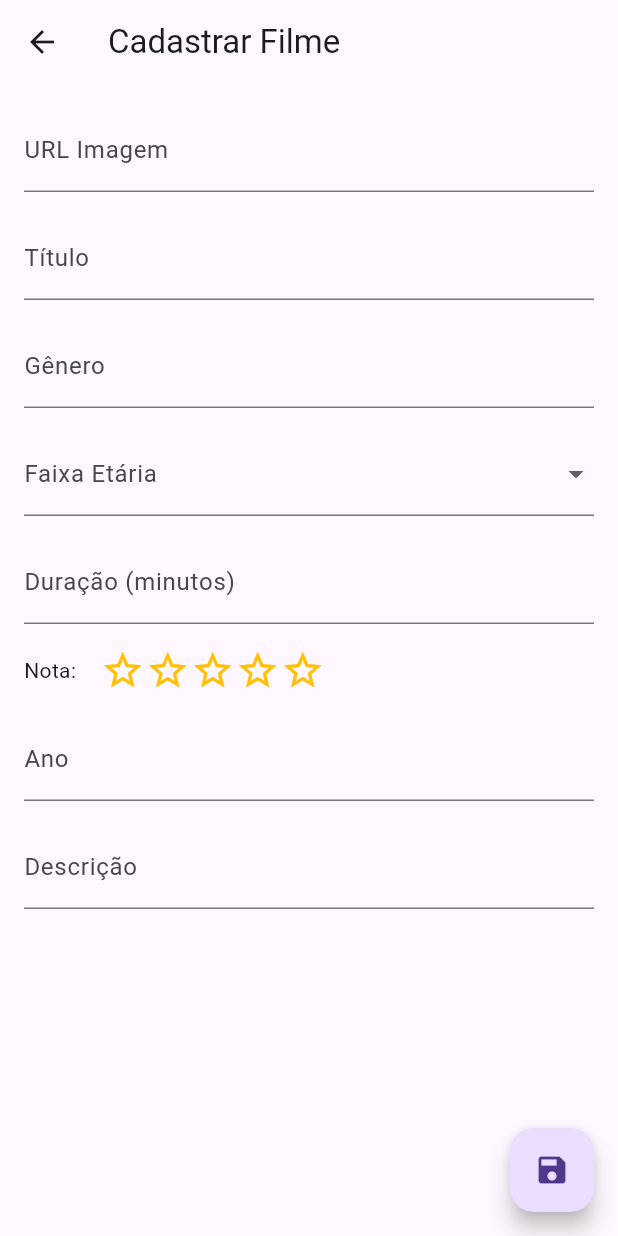
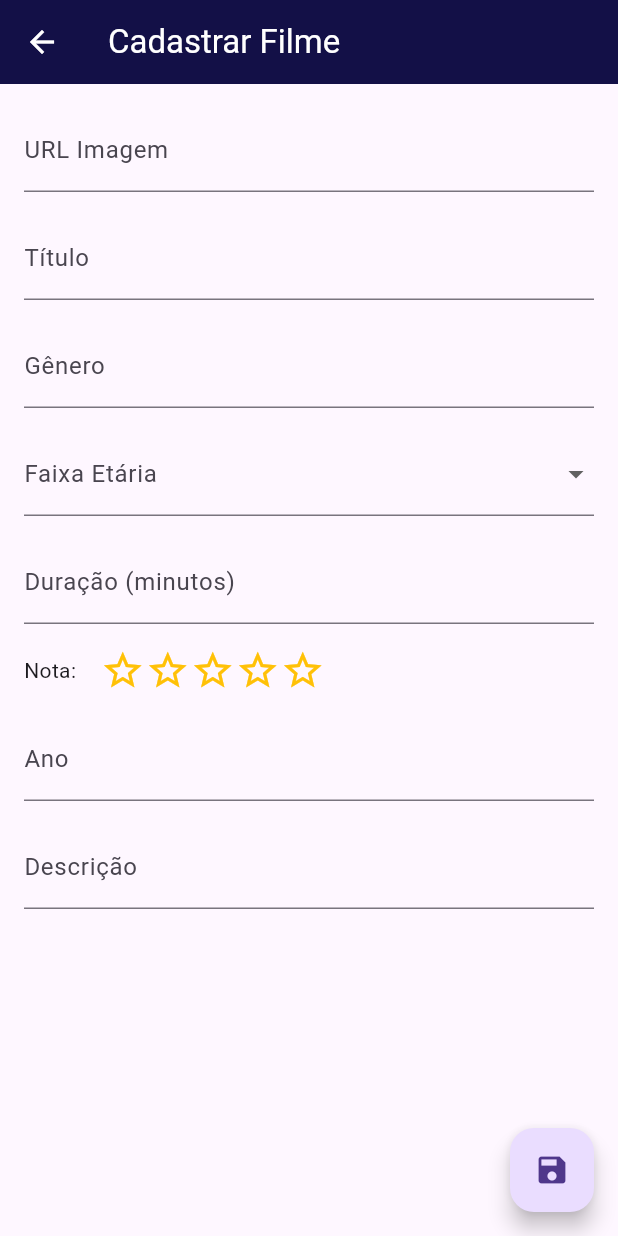
Before and after one commit to LuisOtavioPessoa/Cadastro_Filmes_Flutter, a Flutter app: the screen it shows after launch, after a tap on the "add" icon, on a phone screen of 412 x 824 dp. Run offline on Flutter 3.47's test engine with Material 3 defaults, Android fonts, the phone set to English and light mode, and no system bars; our stand-ins replace flutter_rating_bar, smooth_star_rating_null_safety, sqflite; accounts and stored records are empty; network calls fail.

Commit message:
feat: Ajuste no tema

```diff
--- a/lib/screens/adicionar_filme.dart
+++ b/lib/screens/adicionar_filme.dart
@@ -70,7 +70,9 @@ class _CadastrarFilmeState extends State<CadastrarFilme> {
   Widget build(BuildContext context) {
     return Scaffold(
       appBar: AppBar(
-        title: const Text('Cadastrar Filme'),
+        backgroundColor: const Color(0xFF131047),
+        title: Text('Cadastrar Filme', style: TextStyle(color: Colors.white)),
+        iconTheme: IconThemeData(color: Colors.white),
       ),
       body: Padding(
         padding: const EdgeInsets.all(16.0),
--- a/lib/screens/editar_filme.dart
+++ b/lib/screens/editar_filme.dart
@@ -87,7 +87,9 @@ void _editarFilme() async {
   Widget build(BuildContext context) {
     return Scaffold(
       appBar: AppBar(
-        title: const Text('Editar Filme'),
+        backgroundColor: const Color(0xFF131047),
+        title: Text('Editar Filme', style: TextStyle(color: Colors.white)),
+        iconTheme: IconThemeData(color: Colors.white),
       ),
       body: Padding(
         padding: const EdgeInsets.all(16.0),
--- a/lib/screens/exibir_dados_filme.dart
+++ b/lib/screens/exibir_dados_filme.dart
@@ -11,7 +11,7 @@ class ExibirDadosFilme extends StatelessWidget {
   Widget build(BuildContext context) {
     return Scaffold(
       appBar: AppBar(
-        backgroundColor: const Color.fromARGB(255, 0, 133, 235),
+        backgroundColor: const Color(0xFF131047),
         title: Text('Detalhes', style: TextStyle(color: Colors.white)),
         iconTheme: IconThemeData(color: Colors.white),
       ),
--- a/lib/screens/lista_filmes.dart
+++ b/lib/screens/lista_filmes.dart
@@ -29,10 +29,10 @@ class _ListaFilmesState extends State<ListaFilmes> {
   }
 
   @override
-   Widget build(BuildContext context) {
+  Widget build(BuildContext context) {
     return Scaffold(
       appBar: AppBar(
-        backgroundColor: const Color.fromARGB(255, 0, 133, 235),
+        backgroundColor: const Color(0xFF131047),
         title: Text('Lista de Filmes', style: TextStyle(color: Colors.white)),
         actions: [
           IconButton(
@@ -129,11 +129,24 @@ class _ListaFilmesState extends State<ListaFilmes> {
                                 Text(
                                   filme.titulo,
                                   style: TextStyle(
+                                      color: Color.fromARGB(255, 19, 16, 71),
                                       fontWeight: FontWeight.bold,
                                       fontSize: 16),
                                 ),
-                                Text('${filme.genero}'), // Exibe o gênero
-                                Text('${filme.duracao}min'), // Exibe a duração
+                                Text(
+                                  '${filme.genero}',
+                                  style: TextStyle(
+                                    color: Color.fromARGB(
+                                        255, 44, 41, 102), // Cor para o gênero
+                                  ),
+                                ), // Exibe o gênero
+                                Text(
+                                  '${filme.duracao}min',
+                                  style: TextStyle(
+                                    color: Color.fromARGB(
+                                        255, 44, 41, 102), // Cor para o gênero
+                                  ),
+                                ), // Exibe a duração
                                 SizedBox(height: 10),
                                 RatingBarIndicator(
                                   rating: filme.pontuacao.toDouble(),
@@ -149,7 +162,10 @@ class _ListaFilmesState extends State<ListaFilmes> {
                           ),
                         ),
                         IconButton(
-                          icon: Icon(Icons.more_vert),
+                          icon: Icon(
+                            Icons.more_vert,
+                            color: Color.fromARGB(255, 19, 16, 71),
+                          ),
                           onPressed: () {
                             showModalBottomSheet(
                               context: context,
@@ -165,7 +181,8 @@ class _ListaFilmesState extends State<ListaFilmes> {
                                           builder: (context) =>
                                               ExibirDadosFilme(filme: filme),
                                         ),
-                                      );Icons.more_vert;
+                                      );
+                                      Icons.more_vert;
                                     },
                                   ),
                                   ListTile(
@@ -211,7 +228,7 @@ class _ListaFilmesState extends State<ListaFilmes> {
             carregarFilmes(); // Recarrega a lista após adicionar o filme
           }
         },
-        backgroundColor: const Color.fromARGB(255, 0, 133, 235),
+        backgroundColor: const Color(0xFF131047),
         child: Icon(Icons.add, color: Colors.white),
       ),
     );
--- a/pubspec.yaml
+++ b/pubspec.yaml
@@ -33,6 +33,7 @@ dependencies:
   sqflite:
   path:
   flutter_rating_bar: ^4.0.1
+  flutter_icons: ^1.1.0
 
 
 
```
